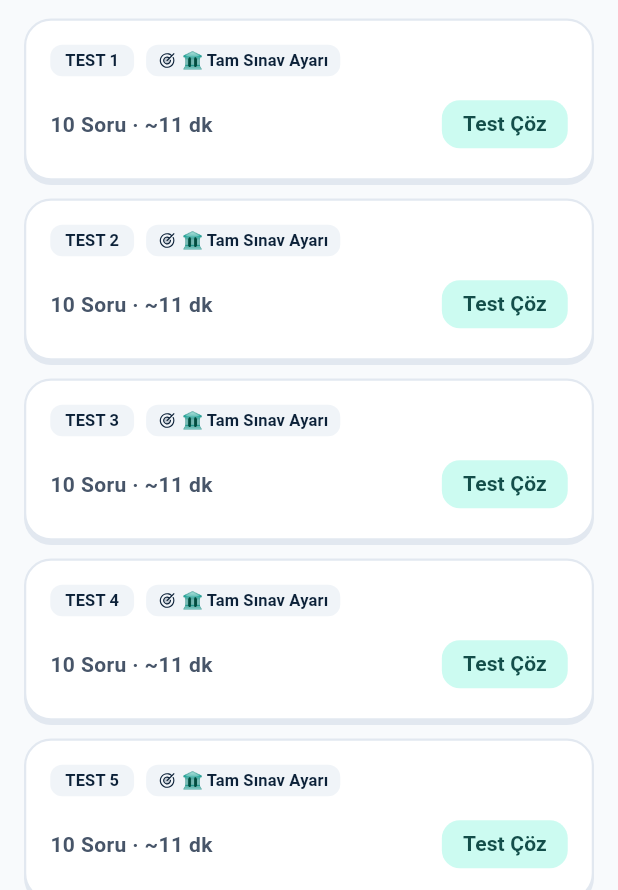
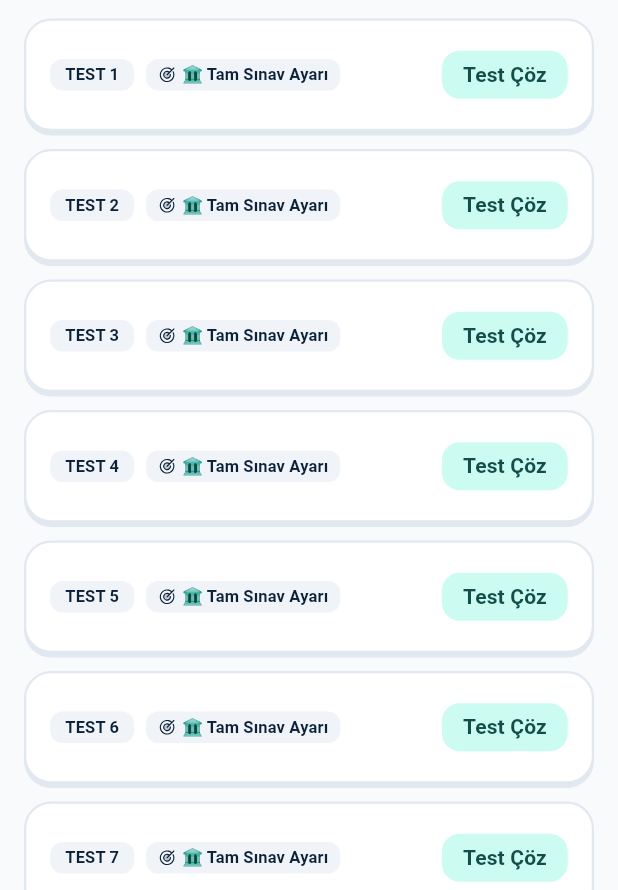
Before and after one commit to omerfarukpehlivan/kadro, a Flutter app: the TopicTestsScreen screen opened directly with empty values, on a phone screen of 412 x 824 dp, the part 346-1236 px from its top. Run offline on Flutter 3.47's test engine with Material 3 defaults, Android fonts, the phone set to English and light mode, and no system bars; our stand-ins replace fl_chart, flex_color_scheme, flutter_animate, flutter_local_notifications, flutter_riverpod, go_router and 6 more; missing offline and left inert: purchases_flutter; accounts and stored records are empty.

Commit message:
refactor(lessons): remove redundant question count and duration text from topic test cards

```diff
--- a/lib/features/lessons/presentation/topic_tests_screen.dart
+++ b/lib/features/lessons/presentation/topic_tests_screen.dart
@@ -242,11 +242,13 @@ class _TopicTestsScreenState extends ConsumerState<TopicTestsScreen> {
         borderColor: solvedSession != null
             ? colorScheme.secondary.withAlpha(160)
             : colorScheme.outlineVariant,
-        child: Column(
-          crossAxisAlignment: CrossAxisAlignment.start,
+        child: Row(
+          mainAxisAlignment: MainAxisAlignment.spaceBetween,
+          crossAxisAlignment: CrossAxisAlignment.center,
           children: [
-            // Üst Satır: Test Numarası Rozeti, Seviye Rozeti ve Çözüldü Rozeti
-            Wrap(
+            // Sol: Test Numarası Rozeti, Seviye Rozeti ve Çözüldü Rozeti
+            Expanded(
+              child: Wrap(
                 crossAxisAlignment: WrapCrossAlignment.center,
                 spacing: 8,
                 runSpacing: 6,
@@ -323,23 +325,9 @@ class _TopicTestsScreenState extends ConsumerState<TopicTestsScreen> {
                     ),
                 ],
               ),
-            const SizedBox(height: 12),
-
-            // Alt Satır: Soru Sayısı / Süre ve Aksiyon Butonu
-            Row(
-              mainAxisAlignment: MainAxisAlignment.spaceBetween,
-              crossAxisAlignment: CrossAxisAlignment.center,
-              children: [
-                Expanded(
-                  child: Text(
-                    '${chunk.length} Soru · ~${(chunk.length * 1.1).round()} dk',
-                    style: textTheme.bodyMedium?.copyWith(
-                      color: colorScheme.onSurfaceVariant,
-                      fontWeight: FontWeight.w600,
-                    ),
-                  ),
             ),
             const SizedBox(width: 8),
+            // Sağ: Aksiyon Butonu
             FilledButton.tonal(
               onPressed: () => _startTest(index, chunk, tier),
               style: FilledButton.styleFrom(
@@ -355,8 +343,6 @@ class _TopicTestsScreenState extends ConsumerState<TopicTestsScreen> {
             ),
           ],
         ),
-          ],
-        ),
       ),
     );
   }
```
Lines whose indentation alone changed are shown as unchanged.
